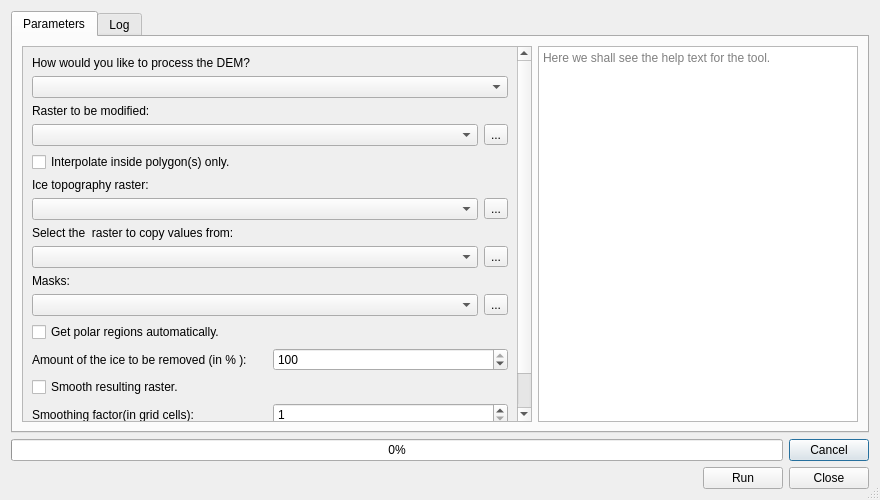
The window that ui/standard_proc.ui (jaminzoda/terra-antiqua) describes before a commit, drawn with Qt 5.
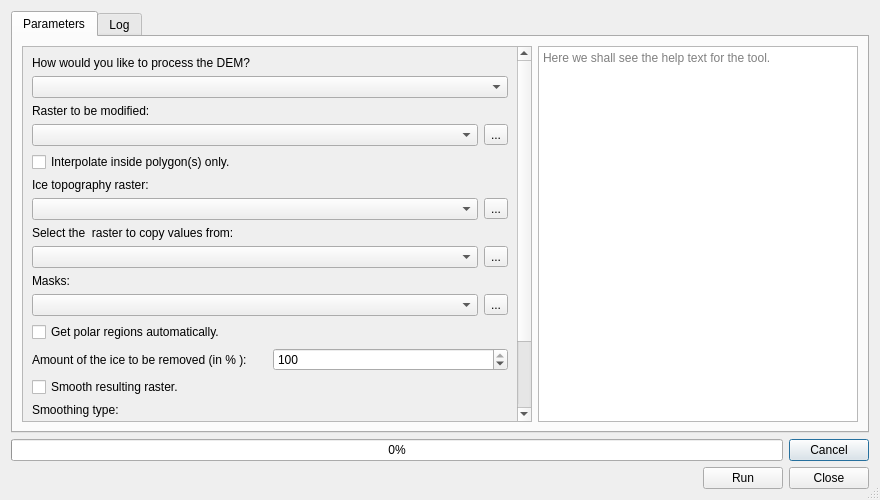
The same window after the commit. Custom widgets are drawn as their Qt base class.

Commit message: Two smoothing options added: gaussian filter and uniform filter

```diff
--- a/ui/standard_proc.ui
+++ b/ui/standard_proc.ui
@@ -69,9 +69,9 @@
           <property name="geometry">
            <rect>
             <x>0</x>
-            <y>0</y>
-            <width>567</width>
-            <height>567</height>
+            <y>-210</y>
+            <width>498</width>
+            <height>573</height>
            </rect>
           </property>
           <layout class="QVBoxLayout" name="verticalLayout_8">
@@ -239,6 +239,16 @@
                </property>
               </widget>
              </item>
+             <item>
+              <widget class="QLabel" name="smoothingTypeLabel">
+               <property name="text">
+                <string>Smoothing type:</string>
+               </property>
+              </widget>
+             </item>
+             <item>
+              <widget class="QComboBox" name="smoothingTypeBox"/>
+             </item>
              <item>
               <layout class="QHBoxLayout" name="horizontalLayout_4">
                <property name="spacing">
```
The commit also changes 35 other files.
